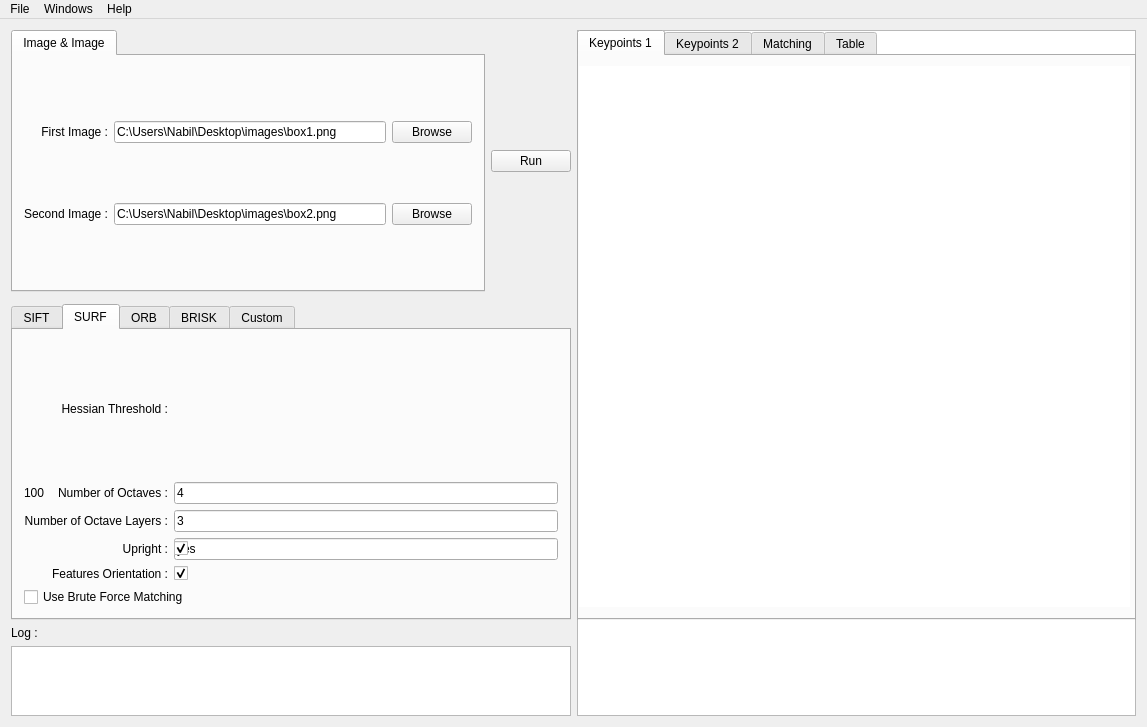
The window that source_code/mainwindow.ui (Aissa94/PFE_Project) describes before a commit, drawn with Qt 5.
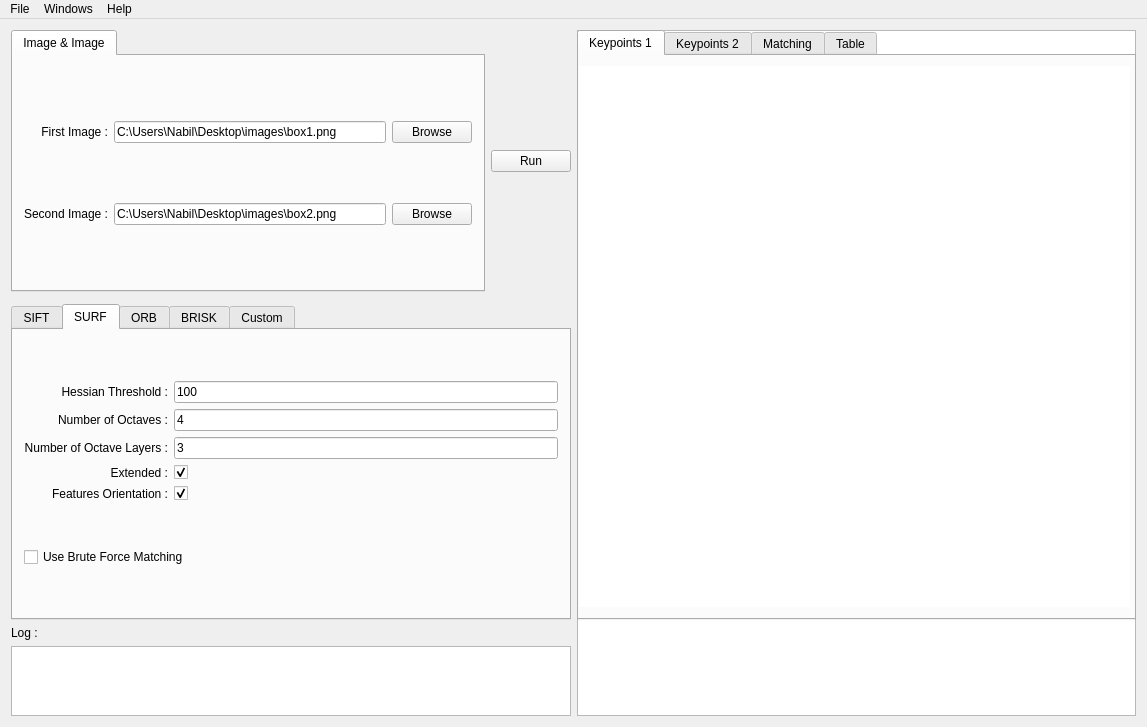
The same window after the commit. The open tabs and pages were chosen to show the change.

Commit message: Reglage surfThresh

The edit to the form file:
```diff
--- a/source_code/mainwindow.ui
+++ b/source_code/mainwindow.ui
@@ -249,13 +249,6 @@
        <layout class="QGridLayout" name="gridLayout_8">
         <item row="0" column="0">
          <layout class="QGridLayout" name="surfTabs">
-          <item row="1" column="0">
-           <widget class="QLabel" name="label_9">
-            <property name="text">
-             <string>100</string>
-            </property>
-           </widget>
-          </item>
           <item row="0" column="0">
            <widget class="QLabel" name="label_10">
             <property name="text">
@@ -266,6 +259,13 @@
             </property>
            </widget>
           </item>
+          <item row="0" column="1">
+           <widget class="QLineEdit" name="surfHessianThreshText">
+            <property name="text">
+             <string>100</string>
+            </property>
+           </widget>
+          </item>
           <item row="1" column="1">
            <widget class="QLineEdit" name="surfNumOctavesText">
             <property name="text">
@@ -283,13 +283,6 @@
             </property>
            </widget>
           </item>
-          <item row="3" column="1">
-           <widget class="QLineEdit" name="surfExtendedText">
-            <property name="text">
-             <string>yes</string>
-            </property>
-           </widget>
-          </item>
           <item row="2" column="0">
            <widget class="QLabel" name="label_11">
             <property name="text">
@@ -310,7 +303,7 @@
           <item row="3" column="0">
            <widget class="QLabel" name="surfExtendedLabel">
             <property name="text">
-             <string>Upright :</string>
+             <string>Extended :</string>
             </property>
             <property name="alignment">
              <set>Qt::AlignRight|Qt::AlignTrailing|Qt::AlignVCenter</set>
```
Left out of the diff: 6 changed lines with no effect on the pictures. The commit also changes 1 other file.
